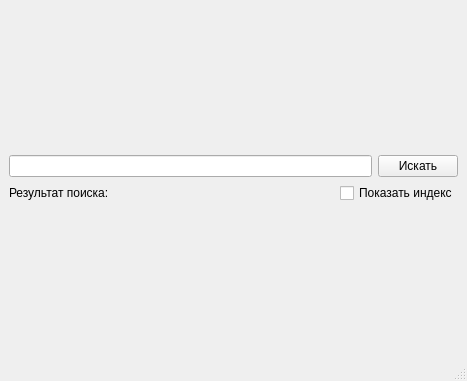
First picture: the form in main.ui, repository kandler33/MapsLyceum, before the edit.
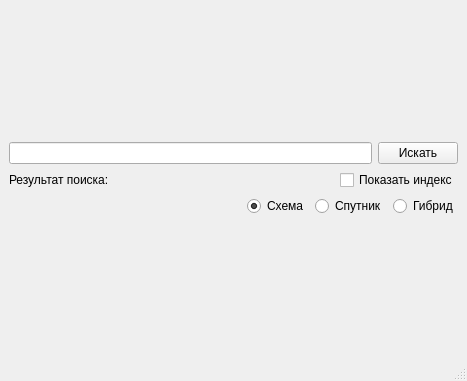
Second picture: the form after the edit.

Commit message: ver4 изменение слоя карты

```diff
--- a/main.ui
+++ b/main.ui
@@ -87,6 +87,47 @@
         </item>
        </layout>
       </item>
+      <item>
+       <layout class="QHBoxLayout" name="horizontalLayout_3">
+        <item>
+         <spacer name="horizontalSpacer_2">
+          <property name="orientation">
+           <enum>Qt::Horizontal</enum>
+          </property>
+          <property name="sizeHint" stdset="0">
+           <size>
+            <width>40</width>
+            <height>20</height>
+           </size>
+          </property>
+         </spacer>
+        </item>
+        <item>
+         <widget class="QRadioButton" name="MapRadioButton">
+          <property name="text">
+           <string>Схема</string>
+          </property>
+          <property name="checked">
+           <bool>true</bool>
+          </property>
+         </widget>
+        </item>
+        <item>
+         <widget class="QRadioButton" name="SatRadioButton">
+          <property name="text">
+           <string>Спутник</string>
+          </property>
+         </widget>
+        </item>
+        <item>
+         <widget class="QRadioButton" name="HybRadioButton">
+          <property name="text">
+           <string>Гибрид</string>
+          </property>
+         </widget>
+        </item>
+       </layout>
+      </item>
      </layout>
     </item>
    </layout>
```
The commit also changes 1 other file.
